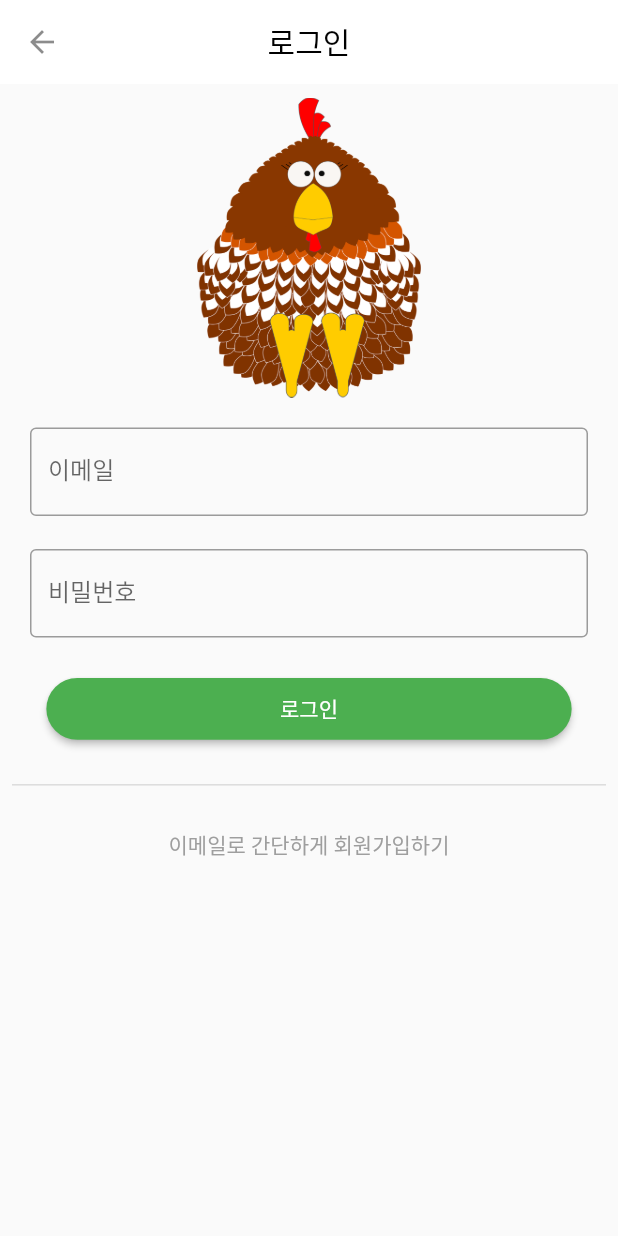
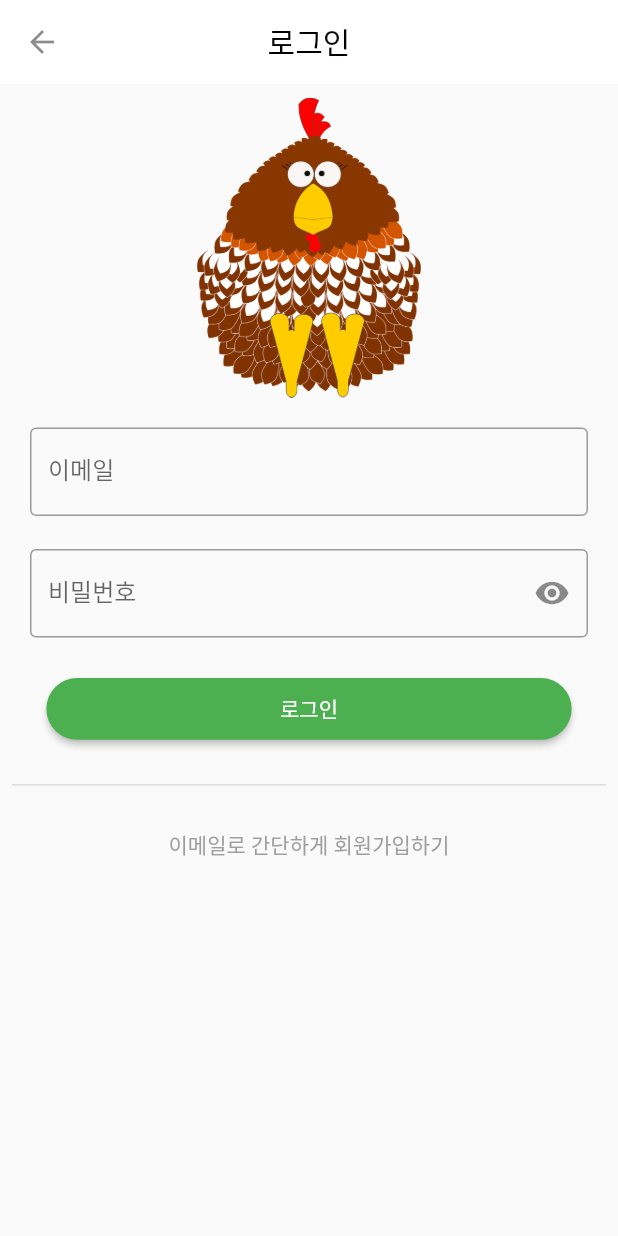
Before and after one commit to hyun0914/flutterfirstapp, a Flutter app: the screen it shows after launch, item 4 of the bottom bar chosen, after a tap on "로그인 & 회원가입", on a phone screen of 412 x 824 dp. Run offline on Flutter 3.47's test engine with Material 2 defaults, Android fonts, the phone set to English and light mode, and no system bars; our stand-ins replace connectivity_plus, dotted_border, fluttertoast, image_picker; missing offline and left inert: mailer.

Commit message:
로그인 비밀번호 obscureText 상태관리 코드 추가

```diff
--- a/flutterfirstapp/lib/main_page.dart
+++ b/flutterfirstapp/lib/main_page.dart
@@ -162,7 +162,7 @@ class _MainPageState extends State<MainPage> with TickerProviderStateMixin {
           setState(() {
             if(current_index == 0 || current_index == 1 || current_index == 4){
               //스크롤 젤위로 위치시키기
-              controller?.jumpTo(0);
+              controller.jumpTo(0);
             }
             current_index = value;
           });
--- a/flutterfirstapp/lib/screen/mypage/login_page.dart
+++ b/flutterfirstapp/lib/screen/mypage/login_page.dart
@@ -11,6 +11,8 @@ class LoginPage extends StatefulWidget {
   @override
   State<LoginPage> createState() => _LoginPageState();
 }
+
+bool obscureText = true;
 
 class _LoginPageState extends State<LoginPage> {
   final _idcontroller = TextEditingController();
@@ -43,8 +45,7 @@ class _LoginPageState extends State<LoginPage> {
                     controller: _idcontroller,
                     onChanged: (email) {},
                     keyboardType: TextInputType.emailAddress,
-                    decoration:
-                        InputDecoration(labelText: '이메일', helperText: '', border: OutlineInputBorder()),
+                    decoration: InputDecoration(labelText: '이메일', helperText: '', border: OutlineInputBorder()),
                   ),
                 ),
                 Container(
@@ -52,9 +53,22 @@ class _LoginPageState extends State<LoginPage> {
                   child: TextField(
                     controller: _pwcontroller,
                     onChanged: (password) {},
-                    obscureText: true,
-                    decoration:
-                        InputDecoration(labelText: '비밀번호', helperText: '', border: OutlineInputBorder()),
+                    obscureText: obscureText,
+                    decoration: InputDecoration(
+                      labelText: '비밀번호', helperText: '', border: OutlineInputBorder(),
+                      suffixIcon: IconButton(
+                        onPressed: () {
+                          setState(() {
+                            if(obscureText) {
+                              obscureText = false;
+                            } else {
+                              obscureText = true;
+                            }
+                          });
+                        },
+                        icon: obscureText == true? const Icon(Icons.visibility) : const Icon(Icons.visibility_off),
+                      )
+                    ),
                   ),
                 ),
                 Container(
@@ -65,7 +79,7 @@ class _LoginPageState extends State<LoginPage> {
                         shape: RoundedRectangleBorder(
                           borderRadius: BorderRadius.circular(30.0),
                         ),
-                        primary: Colors.green),
+                    backgroundColor: Colors.green),
                     onPressed: () {
                     },
                     child: Text('로그인'),
```
